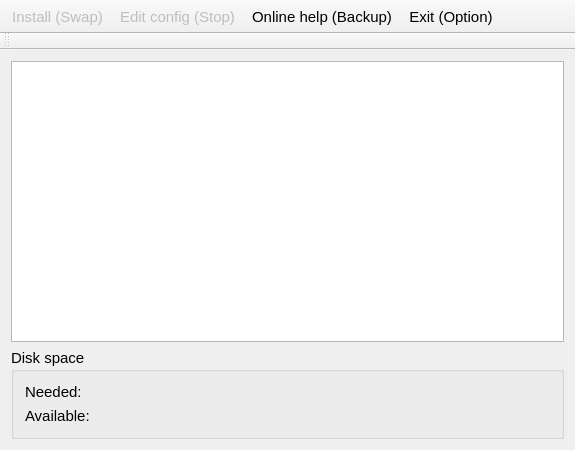
FiveNinjas/noobs, file recovery/mainwindow.ui: the form before one commit.
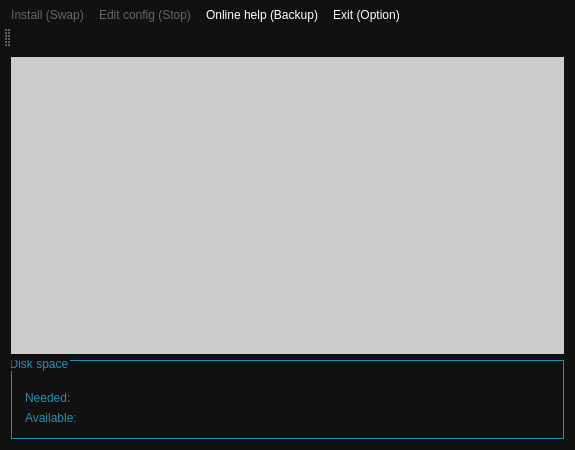
The form after the commit. Icons and pictures are not drawn.

```diff
--- a/recovery/mainwindow.ui
+++ b/recovery/mainwindow.ui
@@ -18,10 +18,58 @@
   <property name="focusPolicy">
    <enum>Qt::NoFocus</enum>
   </property>
+  <property name="styleSheet">
+   <string notr="true">QToolTip {
+	background-color: black;
+	color: white;
+	border: 1px solid #29abe2;
+	padding: 2 5;
+}
+
+QToolbar, QMenu {
+	background-color: #111111;
+	color: white;
+	border: 1px black;
+}
+
+QMessageBox {
+	background-color: black;
+	color: white;
+	border: 1px black;
+}
+
+QMessageBox QPushButton {
+	background-color: black;
+	color: #29abe2;
+	border: 2px solid #29abe2;
+	border-radius: 5;
+    padding: 8 15;
+}
+
+QDialog {
+	background-color: black;
+	color: white;
+	border: 2px solid #29abe2;
+}
+
+QWidget {
+background-color: #111111;
+color: white;
+}
+
+QMainWindow {
+background-color: #111111;
+border: 2px solid #29abe2;
+border-radius: 5px;
+}</string>
+  </property>
   <widget class="QWidget" name="centralWidget">
    <property name="focusPolicy">
     <enum>Qt::NoFocus</enum>
    </property>
+   <property name="styleSheet">
+    <string notr="true"/>
+   </property>
    <layout class="QGridLayout" name="gridLayout_2">
     <item row="0" column="0">
      <widget class="QListWidget" name="list">
@@ -30,6 +78,15 @@
         <pointsize>12</pointsize>
        </font>
       </property>
+      <property name="styleSheet">
+       <string notr="true">QListWidget {
+background: #cccccc;
+color: black;
+border: 0;
+selection-color: white;
+selection-background-color: #29abe2;
+}</string>
+      </property>
       <property name="spacing">
        <number>1</number>
       </property>
@@ -40,9 +97,199 @@
       <property name="minimumSize">
        <size>
         <width>0</width>
-        <height>65</height>
+        <height>77</height>
        </size>
       </property>
+      <property name="palette">
+       <palette>
+        <active>
+         <colorrole role="WindowText">
+          <brush brushstyle="SolidPattern">
+           <color alpha="255">
+            <red>46</red>
+            <green>141</green>
+            <blue>175</blue>
+           </color>
+          </brush>
+         </colorrole>
+         <colorrole role="Button">
+          <brush brushstyle="SolidPattern">
+           <color alpha="255">
+            <red>17</red>
+            <green>17</green>
+            <blue>17</blue>
+           </color>
+          </brush>
+         </colorrole>
+         <colorrole role="Text">
+          <brush brushstyle="SolidPattern">
+           <color alpha="255">
+            <red>46</red>
+            <green>141</green>
+            <blue>175</blue>
+           </color>
+          </brush>
+         </colorrole>
+         <colorrole role="ButtonText">
+          <brush brushstyle="SolidPattern">
+           <color alpha="255">
+            <red>46</red>
+            <green>141</green>
+            <blue>175</blue>
+           </color>
+          </brush>
+         </colorrole>
+         <colorrole role="Base">
+          <brush brushstyle="SolidPattern">
+           <color alpha="255">
+            <red>17</red>
+            <green>17</green>
+            <blue>17</blue>
+           </color>
+          </brush>
+         </colorrole>
+         <colorrole role="Window">
+          <brush brushstyle="SolidPattern">
+           <color alpha="255">
+            <red>17</red>
+            <green>17</green>
+            <blue>17</blue>
+           </color>
+          </brush>
+         </colorrole>
+        </active>
+        <inactive>
+         <colorrole role="WindowText">
+          <brush brushstyle="SolidPattern">
+           <color alpha="255">
+            <red>46</red>
+            <green>141</green>
+            <blue>175</blue>
+           </color>
+          </brush>
+         </colorrole>
+         <colorrole role="Button">
+          <brush brushstyle="SolidPattern">
+           <color alpha="255">
+            <red>17</red>
+            <green>17</green>
+            <blue>17</blue>
+           </color>
+          </brush>
+         </colorrole>
+         <colorrole role="Text">
+          <brush brushstyle="SolidPattern">
+           <color alpha="255">
+            <red>46</red>
+            <green>141</green>
+            <blue>175</blue>
+           </color>
+          </brush>
+         </colorrole>
+         <colorrole role="ButtonText">
+          <brush brushstyle="SolidPattern">
+           <color alpha="255">
+            <red>46</red>
+            <green>141</green>
+            <blue>175</blue>
+           </color>
+          </brush>
+         </colorrole>
+         <colorrole role="Base">
+          <brush brushstyle="SolidPattern">
+           <color alpha="255">
+            <red>17</red>
+            <green>17</green>
+            <blue>17</blue>
+           </color>
+          </brush>
+         </colorrole>
+         <colorrole role="Window">
+          <brush brushstyle="SolidPattern">
+           <color alpha="255">
+            <red>17</red>
+            <green>17</green>
+            <blue>17</blue>
+           </color>
+          </brush>
+         </colorrole>
+        </inactive>
+        <disabled>
+         <colorrole role="WindowText">
+          <brush brushstyle="SolidPattern">
+           <color alpha="255">
+            <red>46</red>
+            <green>141</green>
+            <blue>175</blue>
+           </color>
+          </brush>
+         </colorrole>
+         <colorrole role="Button">
+          <brush brushstyle="SolidPattern">
+           <color alpha="255">
+            <red>17</red>
+            <green>17</green>
+            <blue>17</blue>
+           </color>
+          </brush>
+         </colorrole>
+         <colorrole role="Text">
+          <brush brushstyle="SolidPattern">
+           <color alpha="255">
+            <red>46</red>
+            <green>141</green>
+            <blue>175</blue>
+           </color>
+          </brush>
+         </colorrole>
+         <colorrole role="ButtonText">
+          <brush brushstyle="SolidPattern">
+           <color alpha="255">
+            <red>46</red>
+            <green>141</green>
+            <blue>175</blue>
+           </color>
+          </brush>
+         </colorrole>
+         <colorrole role="Base">
+          <brush brushstyle="SolidPattern">
+           <color alpha="255">
+            <red>17</red>
+            <green>17</green>
+            <blue>17</blue>
+           </color>
+          </brush>
+         </colorrole>
+         <colorrole role="Window">
+          <brush brushstyle="SolidPattern">
+           <color alpha="255">
+            <red>17</red>
+            <green>17</green>
+            <blue>17</blue>
+           </color>
+          </brush>
+         </colorrole>
+        </disabled>
+       </palette>
+      </property>
+      <property name="styleSheet">
+       <string notr="true">* {
+color: #2e8daf;
+}
+
+QGroupBox {
+border: 1px solid  #2e8daf;
+padding-top: 10px;
+min-height: 65;
+}
+
+QGroupBox:title {
+top: -8px;
+left: -3px;
+margin-top: 5px;
+}
+</string>
+      </property>
       <property name="title">
        <string>Disk space</string>
       </property>
@@ -56,6 +303,11 @@
        </item>
        <item row="1" column="0">
         <widget class="QLabel" name="availableLabel">
+         <property name="styleSheet">
+          <string notr="true">:text {
+color: #29abe2;
+}</string>
+         </property>
          <property name="text">
           <string>Available:</string>
          </property>
@@ -70,6 +322,28 @@
    <property name="focusPolicy">
     <enum>Qt::NoFocus</enum>
    </property>
+   <property name="styleSheet">
+    <string notr="true">QToolButton {
+background-color: #111111;
+color: #666666;
+selected-color: white;
+selected-background-color:#29abe2;
+text-shadow: none;
+}
+
+QToolButton:enabled {
+color: white
+}
+
+QToolBar  {
+background-color: #111111;
+color: white;
+selected-color: white;
+selected-background-color:#29abe2;
+border: 0;
+padding: 3px;
+}</string>
+   </property>
    <property name="movable">
     <bool>false</bool>
    </property>
@@ -100,6 +374,13 @@
    <property name="windowTitle">
     <string/>
    </property>
+   <property name="styleSheet">
+    <string notr="true">QToolBar {
+background: #111111;
+font: white;
+border: 0;
+}</string>
+   </property>
    <property name="toolButtonStyle">
     <enum>Qt::ToolButtonTextUnderIcon</enum>
    </property>
```
Left out of the diff: 8 changed lines with no effect on the pictures.
